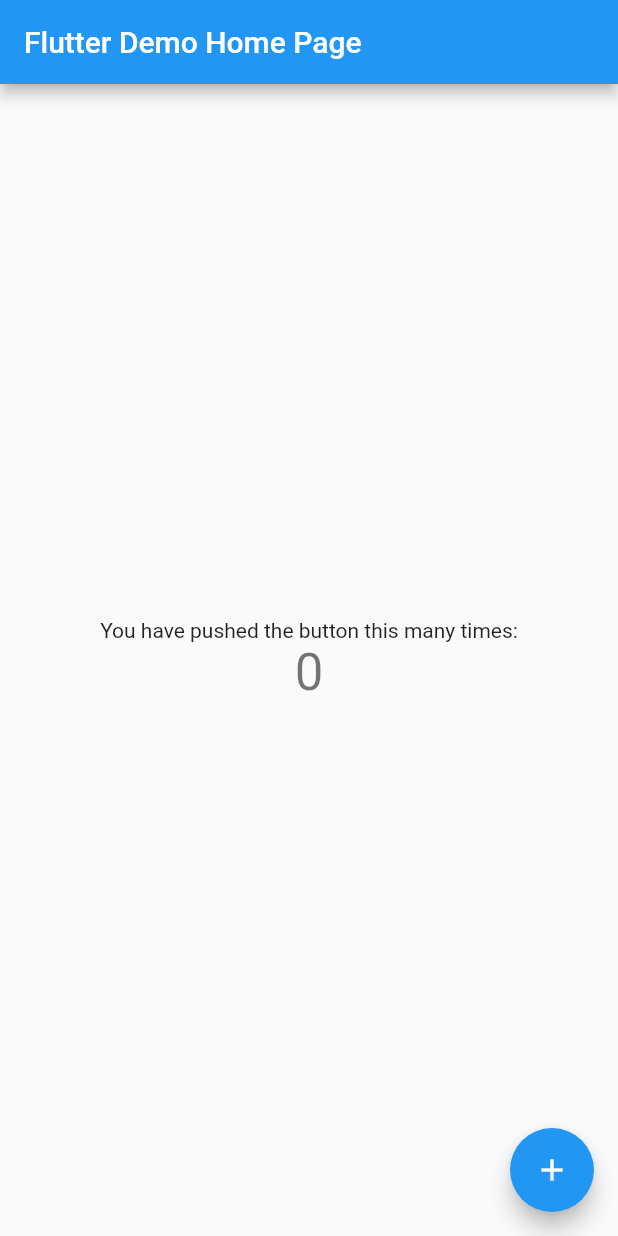
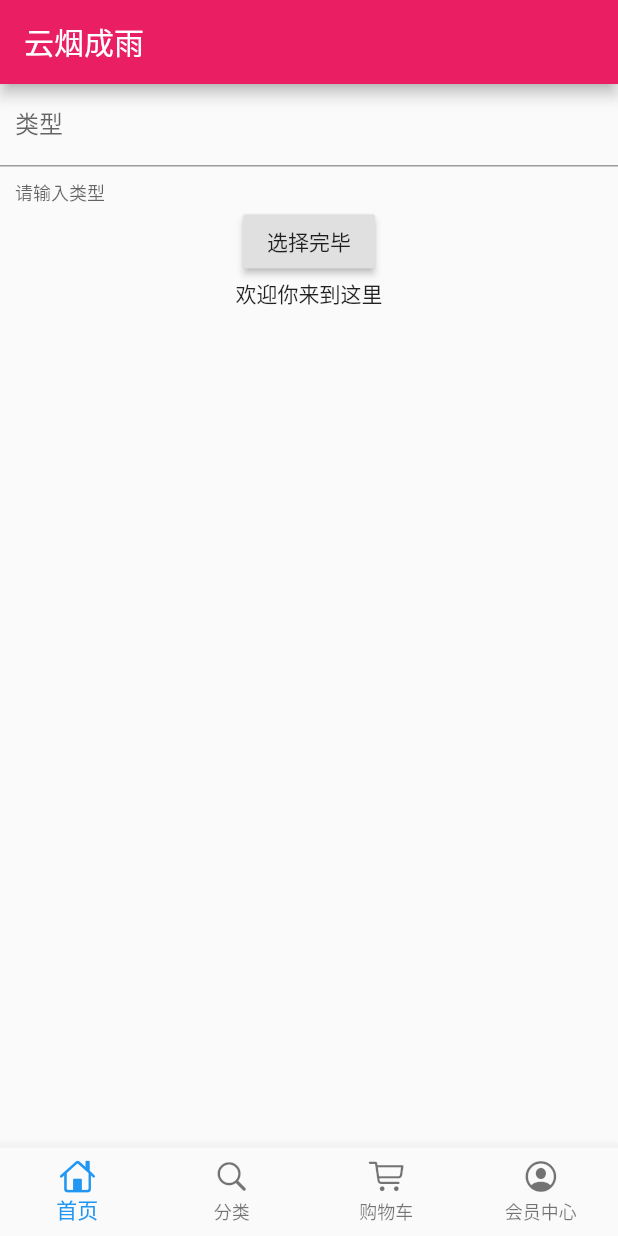
Before and after one commit to WangxiaokunIT/flutter_shop, a Flutter app: the screen it shows after launch, on a phone screen of 412 x 824 dp. Run offline on Flutter 3.47's test engine with Material 2 defaults, Android fonts, the phone set to English and light mode, and no system bars; our stand-ins replace dio.

Commit message:
增加底栏bar项类

```diff
--- a/lib/main.dart
+++ b/lib/main.dart
@@ -1,111 +1,23 @@
 import 'package:flutter/material.dart';
+import './pages/index_page.dart';
 
-void main() => runApp(MyApp());
+void main()=>runApp(MyApp());
 
-class MyApp extends StatelessWidget {
-  // This widget is the root of your application.
+class MyApp extends StatelessWidget{
   @override
   Widget build(BuildContext context) {
-    return MaterialApp(
-      title: 'Flutter Demo',
-      theme: ThemeData(
-        // This is the theme of your application.
-        //
-        // Try running your application with "flutter run". You'll see the
-        // application has a blue toolbar. Then, without quitting the app, try
-        // changing the primarySwatch below to Colors.green and then invoke
-        // "hot reload" (press "r" in the console where you ran "flutter run",
-        // or simply save your changes to "hot reload" in a Flutter IDE).
-        // Notice that the counter didn't reset back to zero; the application
-        // is not restarted.
-        primarySwatch: Colors.blue,
+    // TODO: implement build
+    return Container(
+      child: MaterialApp(
+        title: "百姓生活",
+        debugShowCheckedModeBanner: false,
+        theme: ThemeData(
+          primaryColor: Colors.pink
+        ),
+        home: IndexPage(),
       ),
-      home: MyHomePage(title: 'Flutter Demo Home Page'),
+
     );
   }
+
 }
-
-class MyHomePage extends StatefulWidget {
-  MyHomePage({Key key, this.title}) : super(key: key);
-
-  // This widget is the home page of your application. It is stateful, meaning
-  // that it has a State object (defined below) that contains fields that affect
-  // how it looks.
-
-  // This class is the configuration for the state. It holds the values (in this
-  // case the title) provided by the parent (in this case the App widget) and
-  // used by the build method of the State. Fields in a Widget subclass are
-  // always marked "final".
-
-  final String title;
-
-  @override
-  _MyHomePageState createState() => _MyHomePageState();
-}
-
-class _MyHomePageState extends State<MyHomePage> {
-  int _counter = 0;
-
-  void _incrementCounter() {
-    setState(() {
-      // This call to setState tells the Flutter framework that something has
-      // changed in this State, which causes it to rerun the build method below
-      // so that the display can reflect the updated values. If we changed
-      // _counter without calling setState(), then the build method would not be
-      // called again, and so nothing would appear to happen.
-      _counter++;
-    });
-  }
-
-  @override
-  Widget build(BuildContext context) {
-    // This method is rerun every time setState is called, for instance as done
-    // by the _incrementCounter method above.
-    //
-    // The Flutter framework has been optimized to make rerunning build methods
-    // fast, so that you can just rebuild anything that needs updating rather
-    // than having to individually change instances of widgets.
-    return Scaffold(
-      appBar: AppBar(
-        // Here we take the value from the MyHomePage object that was created by
-        // the App.build method, and use it to set our appbar title.
-        title: Text(widget.title),
-      ),
-      body: Center(
-        // Center is a layout widget. It takes a single child and positions it
-        // in the middle of the parent.
-        child: Column(
-          // Column is also a layout widget. It takes a list of children and
-          // arranges them vertically. By default, it sizes itself to fit its
-          // children horizontally, and tries to be as tall as its parent.
-          //
-          // Invoke "debug painting" (press "p" in the console, choose the
-          // "Toggle Debug Paint" action from the Flutter Inspector in Android
-          // Studio, or the "Toggle Debug Paint" command in Visual Studio Code)
-          // to see the wireframe for each widget.
-          //
-          // Column has various properties to control how it sizes itself and
-          // how it positions its children. Here we use mainAxisAlignment to
-          // center the children vertically; the main axis here is the vertical
-          // axis because Columns are vertical (the cross axis would be
-          // horizontal).
-          mainAxisAlignment: MainAxisAlignment.center,
-          children: <Widget>[
-            Text(
-              'You have pushed the button this many times:',
-            ),
-            Text(
-              '$_counter',
-              style: Theme.of(context).textTheme.display1,
-            ),
-          ],
-        ),
-      ),
-      floatingActionButton: FloatingActionButton(
-        onPressed: _incrementCounter,
-        tooltip: 'Increment',
-        child: Icon(Icons.add),
-      ), // This trailing comma makes auto-formatting nicer for build methods.
-    );
-  }
-}
--- /dev/null
+++ b/lib/pages/cart_page.dart
@@ -0,0 +1,9 @@
+import 'package:flutter/material.dart';
+class CartPage extends StatelessWidget {
+  @override
+  Widget build(BuildContext context) {
+    return Scaffold(
+      body: Center(child: Text('购物车'),),
+    );
+  }
+}
--- /dev/null
+++ b/lib/pages/home_page.dart
@@ -0,0 +1,108 @@
+import 'package:flutter/material.dart';
+import 'package:dio/dio.dart';
+
+class HomePage extends StatefulWidget {
+  @override
+  _HomePageState createState() => _HomePageState();
+}
+
+class _HomePageState extends State<HomePage> {
+  //声明一个编写的控制器
+  TextEditingController typeController = TextEditingController();
+  String showText = '欢迎你来到这里';
+
+  @override
+  Widget build(BuildContext context) {
+    return Container(
+      child: Scaffold(
+        appBar: AppBar(
+          title: Text('云烟成雨'),
+        ),
+        body: Container(
+          child: Column(
+            children: <Widget>[
+              TextField(
+                controller: typeController,
+                //修饰文本框，增加一个input输入框
+                decoration: InputDecoration(
+                  //全局padding
+                  contentPadding: EdgeInsets.all(10.0),
+                  labelText: '类型',
+                  helperText: '请输入类型',
+                ),
+                //autofocus 自动对焦一定要关闭，不然就会自动打开手机输入键盘
+                autofocus: false,
+              ),
+              RaisedButton(
+                onPressed: _choiceAction,
+                child: Text('选择完毕'),
+              ),
+              Text(
+                showText,
+                //超过外边容器，文本显示省略号
+                overflow: TextOverflow.ellipsis,
+                //允许最大显示行数，一般为1或者2
+                maxLines: 1,
+              )
+            ],
+          ),
+        ),
+      ),
+    );
+  }
+
+  void _choiceAction() {
+    print('开始选择...');
+    if (typeController.text.toString() == '') {
+      showDialog(
+          context: context,
+          builder: (context) => AlertDialog(
+                title: Text('类型不能为空'),
+              ));
+    } else {
+      getHttp(typeController.text.toString()).then((val){
+        setState(() {
+          showText = val['data']['name'].toString();
+        });
+      });
+    }
+  }
+
+  Future getHttp(String typeText) async {
+    try {
+      Response response;
+      var date = {'name': typeText};
+      response = await Dio().get(
+          "https://www.easy-mock.com/mock/5c60131a4bed3a6342711498/baixing/dabaojian",
+          queryParameters: date);
+      return response.data;
+    } catch (e) {
+      return print(e);
+    }
+  }
+}
+
+//静态组件实例
+/*class HomePage extends StatelessWidget {
+  @override
+  Widget build(BuildContext context) {
+    getHttp();
+    return Scaffold(
+      body: Center(child: Text('商城首页'),),
+    );
+  }
+
+//  使用dio进行http get请求示例
+  void getHttp() async{
+    try{
+      Response response;
+      response = await Dio().get("https://www.easy-mock.com/mock/5c60131a4bed3a6342711498/baixing/dabaojian?name=大胸美女");
+      return print(response);
+
+    }catch (e){
+      return print(e);
+    }
+  }
+
+
+}*/
--- /dev/null
+++ b/lib/pages/index_page.dart
@@ -0,0 +1,65 @@
+//拟物化 很多有质感的风格
+import 'package:flutter/material.dart';
+//IOS风格
+import 'package:flutter/cupertino.dart';
+import 'home_page.dart';
+import 'cart_page.dart';
+import 'category_page.dart';
+import 'member_page.dart';
+
+class IndexPage extends StatefulWidget {
+  @override
+  _IndexPageState createState() => _IndexPageState();
+}
+
+class _IndexPageState extends State<IndexPage> {
+  final List<BottomNavigationBarItem> bottomTabs = [
+    BottomNavigationBarItem(icon: Icon(CupertinoIcons.home), title: Text("首页")),
+    BottomNavigationBarItem(icon: Icon(CupertinoIcons.search), title: Text("分类")),
+    BottomNavigationBarItem(icon: Icon(CupertinoIcons.shopping_cart), title: Text("购物车")),
+    BottomNavigationBarItem(icon: Icon(CupertinoIcons.profile_circled), title: Text("会员中心"))
+  ];
+
+  //所有的底栏项类放在集合里面
+  final List tabBodies = [
+    HomePage(),
+    CategoryPage(),
+    CartPage(),
+    MemberPage(),
+  ];
+
+  //定义一个索引
+  int currentIndex = 0;
+  //定义当前选中的类变量
+  var currentPage;
+
+  @override
+  void initState() {
+    currentPage = tabBodies[currentIndex];
+    // TODO: implement initState
+    super.initState();
+  }
+
+  @override
+  Widget build(BuildContext context) {
+    return Scaffold(
+      backgroundColor: Color.fromRGBO(244, 245, 245, 1.0),
+      bottomNavigationBar: BottomNavigationBar(
+        //三个以上底栏项才有效果
+        type: BottomNavigationBarType.fixed,
+        currentIndex: currentIndex,
+        items: bottomTabs,
+        //onTap事件  切换
+        onTap: (index) {
+          setState(() {
+            //翻那个底栏项
+            currentIndex=index;
+            //将底栏项标号赋值
+            currentPage=tabBodies[currentIndex];
+          });
+        },
+      ),
+      body: currentPage,
+    );
+  }
+}
--- a/pubspec.yaml
+++ b/pubspec.yaml
@@ -23,6 +23,7 @@ dependencies:
   # The following adds the Cupertino Icons font to your application.
   # Use with the CupertinoIcons class for iOS style icons.
   cupertino_icons: ^0.1.2
+  dio: ^2.0.9
 
 dev_dependencies:
   flutter_test:
```
Also changed, not shown: lib/pages/category_page.dart (added, +9 -0 lines), lib/pages/member_page.dart (added, +9 -0 lines), pubspec.lock.
